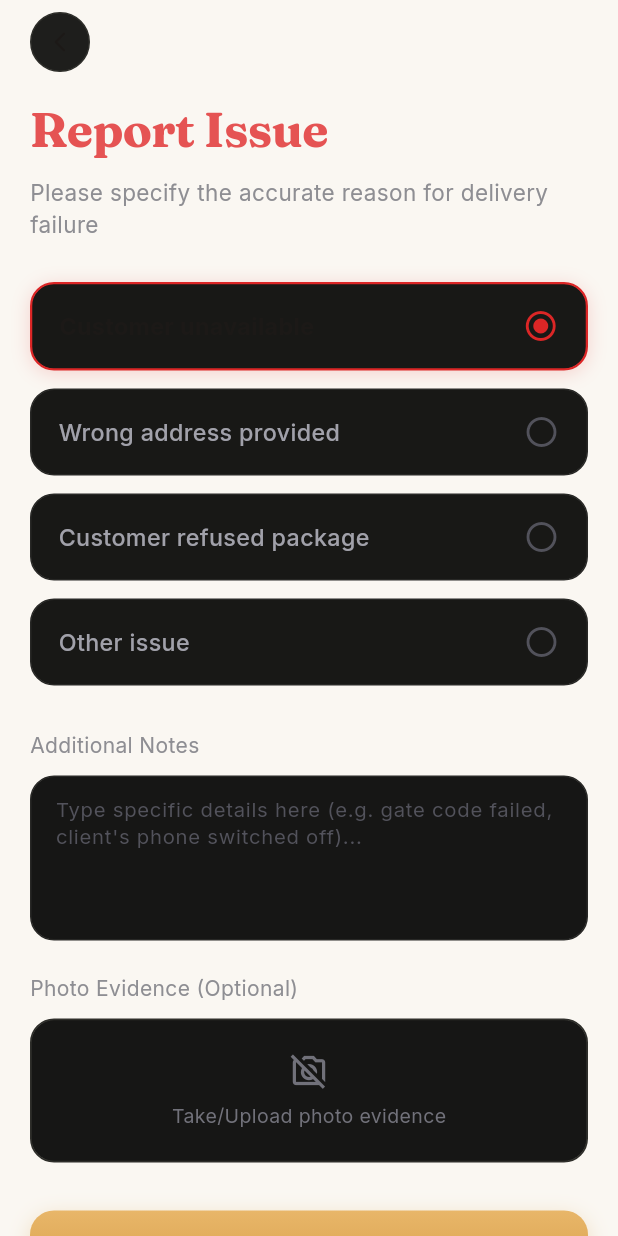
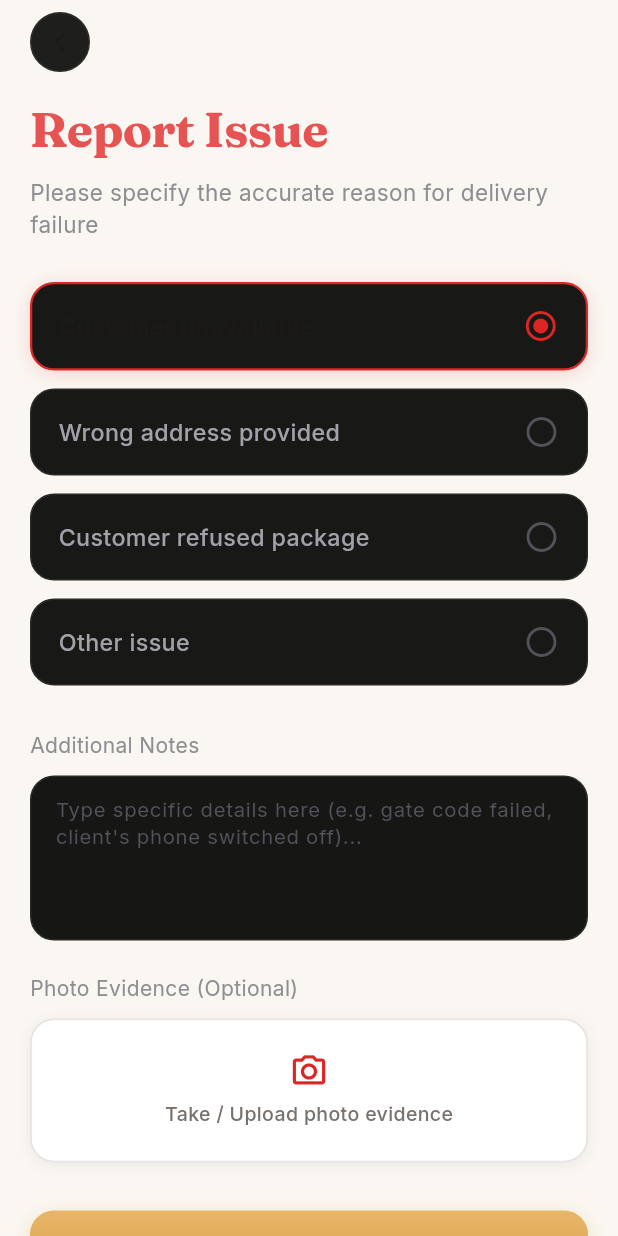
Before and after one commit to prabhasadvmen-maker/eatoggy-partner-app-, a Flutter app: the VerificationProtocolView screen opened directly, after a tap on "Verify & Complete Delivery", after a tap on "Report Issue", on a phone screen of 412 x 824 dp. Run offline on Flutter 3.47's test engine with Material 3 defaults, Android fonts, the phone set to English and light mode, and no system bars; our stand-ins replace equatable, flutter_bloc, go_router, google_fonts, image_picker, sizer; project files that could hold a hidden picture were left out.

Commit message:
feat(deliveries): build verification protocol with OTP digit box and photo proof

```diff
--- a/lib/features/deliveries/presentation/pages/verification_protocol_screen.dart
+++ b/lib/features/deliveries/presentation/pages/verification_protocol_screen.dart
@@ -3,12 +3,14 @@ import 'package:flutter/services.dart';
 import 'package:flutter_bloc/flutter_bloc.dart';
 import 'package:google_fonts/google_fonts.dart';
 import '../../../../core/theme/app_colors.dart';
+import '../../../../core/theme/app_text_styles.dart';
+import '../../../../core/theme/app_spacing.dart';
 import '../../bloc/verification_protocol/verification_protocol_bloc.dart';
 import '../../bloc/verification_protocol/verification_protocol_event.dart';
 import '../../bloc/verification_protocol/verification_protocol_state.dart';
 import '../widgets/otp_digit_box.dart';
 import 'report_delivery_issue_screen.dart';
-import 'delivery_completion_screen.dart';
+import 'cod_payment_screen.dart';
 
 class VerificationProtocolScreen extends StatelessWidget {
   final String orderId;
@@ -46,7 +48,6 @@ class _VerificationProtocolViewState extends State<VerificationProtocolView> {
     _otpController = TextEditingController();
     _focusNode = FocusNode();
 
-    // Trigger initial event so BLoC is in sync with initial value
     WidgetsBinding.instance.addPostFrameCallback((_) {
       if (mounted) {
         context
@@ -70,38 +71,42 @@ class _VerificationProtocolViewState extends State<VerificationProtocolView> {
     }
   }
 
-
   @override
   Widget build(BuildContext context) {
     return BlocConsumer<VerificationProtocolBloc, VerificationProtocolState>(
       listener: (context, state) {
         if (state.status == VerificationStatus.success) {
+          // If COD payment, navigate to CodPaymentScreen, else DeliveryCompletionScreen
           Navigator.pushReplacement(
             context,
             MaterialPageRoute(
-              builder: (_) => DeliveryCompletionScreen(
+              builder: (_) => CodPaymentScreen(
                 orderId: state.protocol.orderId,
+                totalAmount: 847.00,
               ),
             ),
           );
         } else if (state.issueReported != null) {
           ScaffoldMessenger.of(context).showSnackBar(
             SnackBar(
-              backgroundColor: const Color(0xFF2A1C1C),
+              backgroundColor: AppColors.surface,
               content: Row(
                 children: [
-                  const Icon(Icons.info_outline, color: AppColors.cardGoldAccent, size: 20),
+                  const Icon(Icons.info_outline, color: AppColors.primary, size: 20),
                   const SizedBox(width: 10),
                   Expanded(
                     child: Text(
                       'Issue report received: "${state.issueReported}". Fleet support notified.',
-                      style: GoogleFonts.inter(color: AppColors.creamText, fontSize: 13),
+                      style: GoogleFonts.inter(color: AppColors.textPrimary, fontSize: 13),
                     ),
                   ),
                 ],
               ),
               behavior: SnackBarBehavior.floating,
-              shape: RoundedRectangleBorder(borderRadius: BorderRadius.circular(12)),
+              shape: RoundedRectangleBorder(
+                borderRadius: AppRadius.borderMd,
+                side: const BorderSide(color: AppColors.border),
+              ),
             ),
           );
         }
@@ -110,11 +115,11 @@ class _VerificationProtocolViewState extends State<VerificationProtocolView> {
         final entered = state.enteredOtp;
 
         return Scaffold(
-          backgroundColor: AppColors.darkBackground,
+          backgroundColor: AppColors.scaffoldBackground,
           body: SafeArea(
             child: Stack(
               children: [
-                // Off-screen hidden textfield that captures soft keyboard input
+                // Hidden textfield capturing soft keyboard
                 Opacity(
                   opacity: 0.0,
                   child: SizedBox(
@@ -154,16 +159,17 @@ class _VerificationProtocolViewState extends State<VerificationProtocolView> {
                           width: 40,
                           height: 40,
                           decoration: BoxDecoration(
-                            color: const Color(0xFF1E1E1C),
+                            color: AppColors.surface,
                             borderRadius: BorderRadius.circular(20),
                             border: Border.all(
-                              color: const Color(0xFF2E2E2A),
+                              color: AppColors.border,
                               width: 1.0,
                             ),
+                            boxShadow: AppShadows.card,
                           ),
                           child: const Icon(
                             Icons.arrow_back_ios_new_rounded,
-                            color: AppColors.creamText,
+                            color: AppColors.textPrimary,
                             size: 16,
                           ),
                         ),
@@ -174,27 +180,25 @@ class _VerificationProtocolViewState extends State<VerificationProtocolView> {
                       Text(
                         state.protocol.title,
                         style: GoogleFonts.fraunces(
-                          color: AppColors.creamText,
-                          fontSize: 30,
+                          color: AppColors.textPrimary,
+                          fontSize: 28,
                           fontWeight: FontWeight.w700,
                           letterSpacing: -0.5,
                         ),
                       ),
                       const SizedBox(height: 8),
 
-                      // Subtitle: "Enter the secure code shared by the customer"
+                      // Subtitle
                       Text(
                         state.protocol.subtitle,
-                        style: GoogleFonts.inter(
-                          color: AppColors.textSecondaryDark,
-                          fontSize: 15,
-                          fontWeight: FontWeight.w400,
-                          height: 1.35,
+                        style: AppTextStyles.bodyMedium.copyWith(
+                          color: AppColors.textSecondary,
+                          fontSize: 14.5,
                         ),
                       ),
                       const SizedBox(height: 36),
 
-                      // 4 Large OTP Digit Boxes Row (matching screenshot)
+                      // 4 Large OTP Digit Boxes Row matching d10-delivery-otp.svg
                       Row(
                         mainAxisAlignment: MainAxisAlignment.spaceBetween,
                         children: List.generate(4, (index) {
@@ -231,74 +235,59 @@ class _VerificationProtocolViewState extends State<VerificationProtocolView> {
 
                       const SizedBox(height: 24),
 
-                      // Helper text: "OTP was sent to customer's registered smartphone app."
+                      // Helper text
                       Center(
                         child: Text(
                           state.protocol.infoText,
                           textAlign: TextAlign.center,
-                          style: GoogleFonts.inter(
-                            color: AppColors.textMutedDark,
+                          style: AppTextStyles.caption.copyWith(
+                            color: AppColors.textSecondary,
                             fontSize: 13,
-                            fontWeight: FontWeight.w400,
                           ),
                         ),
                       ),
                       const SizedBox(height: 48),
 
-                      // CTA Button: "Verify & Complete Delivery" (Gold Button)
-                      InkWell(
-                        onTap: state.status == VerificationStatus.verifying
+                      // CTA Button: "Verify & Complete Delivery" (Crimson Button)
+                      SizedBox(
+                        width: double.infinity,
+                        height: 54,
+                        child: ElevatedButton(
+                          onPressed: state.status == VerificationStatus.verifying
                               ? null
                               : () {
                                   context
                                       .read<VerificationProtocolBloc>()
                                       .add(const SubmitVerificationEvent());
                                 },
-                        borderRadius: BorderRadius.circular(16),
-                        child: Container(
-                          width: double.infinity,
-                          height: 56,
-                          decoration: BoxDecoration(
-                            gradient: const LinearGradient(
-                              colors: [
-                                Color(0xFFE8B669),
-                                Color(0xFFD69C45),
-                              ],
-                              begin: Alignment.topCenter,
-                              end: Alignment.bottomCenter,
+                          style: ElevatedButton.styleFrom(
+                            backgroundColor: AppColors.primary,
+                            foregroundColor: Colors.white,
+                            elevation: 0,
+                            shape: const RoundedRectangleBorder(
+                              borderRadius: AppRadius.borderLg,
                             ),
-                            borderRadius: BorderRadius.circular(16),
-                            boxShadow: [
-                              BoxShadow(
-                                color: const Color(0xFFD69C45).withValues(alpha: 0.3),
-                                blurRadius: 12,
-                                offset: const Offset(0, 4),
                           ),
-                            ],
-                          ),
-                          child: Center(
                           child: state.status == VerificationStatus.verifying
                               ? const SizedBox(
                                   width: 22,
                                   height: 22,
                                   child: CircularProgressIndicator(
                                     strokeWidth: 2.5,
-                                      color: Color(0xFF11110F),
+                                    color: Colors.white,
                                   ),
                                 )
                               : Text(
                                   'Verify & Complete Delivery',
                                   style: GoogleFonts.inter(
-                                      color: const Color(0xFF11110F),
-                                      fontSize: 16,
+                                    fontSize: 15.5,
                                     fontWeight: FontWeight.w700,
                                     letterSpacing: 0.1,
                                   ),
                                 ),
                         ),
                       ),
-                      ),
-                      const SizedBox(height: 22),
+                      const SizedBox(height: 16),
 
                       // Red link: "Report Issue"
                       Center(
@@ -318,24 +307,17 @@ class _VerificationProtocolViewState extends State<VerificationProtocolView> {
                                   .add(ReportDeliveryIssueEvent(reason));
                             }
                           },
-                          style: TextButton.styleFrom(
-                            foregroundColor: AppColors.error,
-                            padding: const EdgeInsets.symmetric(
-                              horizontal: 16,
-                              vertical: 8,
-                            ),
-                          ),
                           child: Text(
                             'Report Issue',
                             style: GoogleFonts.inter(
                               color: AppColors.error,
-                              fontSize: 14.5,
+                              fontSize: 14,
                               fontWeight: FontWeight.w600,
                             ),
                           ),
                         ),
                       ),
-                      const SizedBox(height: 32),
+                      const SizedBox(height: 24),
                     ],
                   ),
                 ),
--- a/lib/features/deliveries/presentation/widgets/otp_digit_box.dart
+++ b/lib/features/deliveries/presentation/widgets/otp_digit_box.dart
@@ -1,6 +1,7 @@
 import 'package:flutter/material.dart';
 import 'package:google_fonts/google_fonts.dart';
 import '../../../../core/theme/app_colors.dart';
+import '../../../../core/theme/app_spacing.dart';
 
 class OtpDigitBox extends StatelessWidget {
   final String digit;
@@ -18,50 +19,45 @@ class OtpDigitBox extends StatelessWidget {
 
   @override
   Widget build(BuildContext context) {
-    // Exact visual matching with reference UI:
-    // When filled: dark rounded box with subtle dark border and bold cream digit
-    // When focused or waiting for input: highlighted with elegant gold border and dash '-'
     final bool showDash = !isFilled;
 
     return GestureDetector(
       onTap: onTap,
       child: AnimatedContainer(
         duration: const Duration(milliseconds: 200),
-        width: 72,
-        height: 76,
+        width: 68,
+        height: 72,
         decoration: BoxDecoration(
-          color: const Color(0xFF1C1C1A),
-          borderRadius: BorderRadius.circular(18),
+          color: AppColors.surface,
+          borderRadius: AppRadius.borderLg,
           border: Border.all(
             color: isFocused
-                ? AppColors.cardGoldAccent
-                : (isFilled
-                    ? const Color(0xFF2E2E2A)
-                    : AppColors.cardGoldAccent.withValues(alpha: 0.7)),
-            width: isFocused ? 2.0 : 1.4,
+                ? AppColors.primary
+                : (isFilled ? AppColors.textPrimary : AppColors.border),
+            width: isFocused ? 2.0 : 1.2,
           ),
           boxShadow: isFocused
               ? [
                   BoxShadow(
-                    color: AppColors.cardGoldAccent.withValues(alpha: 0.25),
-                    blurRadius: 12,
+                    color: AppColors.primary.withValues(alpha: 0.15),
+                    blurRadius: 10,
                     offset: const Offset(0, 3),
                   ),
                 ]
-              : null,
+              : AppShadows.card,
         ),
         alignment: Alignment.center,
         child: Text(
           showDash ? '—' : digit,
           style: showDash
               ? GoogleFonts.inter(
-                  color: AppColors.cardGoldAccent.withValues(alpha: 0.6),
-                  fontSize: 26,
+                  color: AppColors.textPlaceholder,
+                  fontSize: 24,
                   fontWeight: FontWeight.w400,
                 )
               : GoogleFonts.fraunces(
-                  color: AppColors.creamText,
-                  fontSize: 32,
+                  color: AppColors.textPrimary,
+                  fontSize: 30,
                   fontWeight: FontWeight.w700,
                 ),
         ),
--- a/lib/features/deliveries/presentation/widgets/photo_evidence_box.dart
+++ b/lib/features/deliveries/presentation/widgets/photo_evidence_box.dart
@@ -3,6 +3,7 @@ import 'package:flutter/material.dart';
 import 'package:google_fonts/google_fonts.dart';
 import 'package:image_picker/image_picker.dart';
 import '../../../../core/theme/app_colors.dart';
+import '../../../../core/theme/app_spacing.dart';
 
 class PhotoEvidenceBox extends StatelessWidget {
   final String? imagePath;
@@ -28,10 +29,10 @@ class PhotoEvidenceBox extends StatelessWidget {
       if (context.mounted) {
         ScaffoldMessenger.of(context).showSnackBar(
           SnackBar(
-            backgroundColor: const Color(0xFF2E2020),
+            backgroundColor: AppColors.surface,
             content: Text(
               'Could not access ${source == ImageSource.camera ? 'camera' : 'gallery'}: $e',
-              style: GoogleFonts.inter(color: AppColors.creamText, fontSize: 13),
+              style: GoogleFonts.inter(color: AppColors.textPrimary, fontSize: 13),
             ),
           ),
         );
@@ -42,10 +43,10 @@ class PhotoEvidenceBox extends StatelessWidget {
   void _showImageSourcePicker(BuildContext context) {
     showModalBottomSheet(
       context: context,
-      backgroundColor: const Color(0xFF1C1C1A),
+      backgroundColor: AppColors.surface,
       shape: const RoundedRectangleBorder(
         borderRadius: BorderRadius.vertical(top: Radius.circular(20)),
-        side: BorderSide(color: Color(0xFF2E2E2A)),
+        side: BorderSide(color: AppColors.border),
       ),
       builder: (sheetContext) => SafeArea(
         child: Padding(
@@ -56,23 +57,23 @@ class PhotoEvidenceBox extends StatelessWidget {
               Text(
                 'Attach Photo Evidence',
                 style: GoogleFonts.fraunces(
-                  color: AppColors.creamText,
+                  color: AppColors.textPrimary,
                   fontSize: 18,
                   fontWeight: FontWeight.w700,
                 ),
               ),
               const SizedBox(height: 16),
               ListTile(
-                leading: const Icon(Icons.camera_alt_rounded, color: AppColors.cardGoldAccent),
-                title: Text('Take Photo with Camera', style: GoogleFonts.inter(color: Colors.white)),
+                leading: const Icon(Icons.camera_alt_rounded, color: AppColors.primary),
+                title: Text('Take Photo with Camera', style: GoogleFonts.inter(color: AppColors.textPrimary)),
                 onTap: () {
                   Navigator.pop(sheetContext);
                   _pickImage(context, ImageSource.camera);
                 },
               ),
               ListTile(
-                leading: const Icon(Icons.photo_library_rounded, color: AppColors.cardGoldAccent),
-                title: Text('Choose from Gallery', style: GoogleFonts.inter(color: Colors.white)),
+                leading: const Icon(Icons.photo_library_rounded, color: AppColors.primary),
+                title: Text('Choose from Gallery', style: GoogleFonts.inter(color: AppColors.textPrimary)),
                 onTap: () {
                   Navigator.pop(sheetContext);
                   _pickImage(context, ImageSource.gallery);
@@ -92,14 +93,13 @@ class PhotoEvidenceBox extends StatelessWidget {
         height: 120,
         width: double.infinity,
         decoration: BoxDecoration(
-          color: const Color(0xFF181816),
-          borderRadius: BorderRadius.circular(16),
-          border: Border.all(color: AppColors.cardGoldAccent, width: 1.2),
+          color: AppColors.surface,
+          borderRadius: AppRadius.borderLg,
+          border: Border.all(color: AppColors.primary, width: 1.5),
         ),
         clipBehavior: Clip.antiAlias,
         child: Stack(
           children: [
-            // Image Preview (tapping allows re-uploading directly)
             Positioned.fill(
               child: GestureDetector(
                 behavior: HitTestBehavior.opaque,
@@ -108,16 +108,16 @@ class PhotoEvidenceBox extends StatelessWidget {
                   File(imagePath!),
                   fit: BoxFit.cover,
                   errorBuilder: (context, error, stackTrace) => Container(
-                    color: const Color(0xFF222220),
+                    color: AppColors.surfaceSubtle,
                     alignment: Alignment.center,
                     child: Column(
                       mainAxisAlignment: MainAxisAlignment.center,
                       children: [
-                        const Icon(Icons.broken_image, color: Colors.white54, size: 28),
+                        const Icon(Icons.broken_image, color: AppColors.textSecondary, size: 28),
                         const SizedBox(height: 4),
                         Text(
                           'Tap to re-upload',
-                          style: GoogleFonts.inter(color: Colors.white70, fontSize: 12),
+                          style: GoogleFonts.inter(color: AppColors.textSecondary, fontSize: 12),
                         ),
                       ],
                     ),
@@ -125,8 +125,6 @@ class PhotoEvidenceBox extends StatelessWidget {
                 ),
               ),
             ),
-
-            // Bottom bar: Tap to change / re-upload
             Positioned(
               left: 0,
               right: 0,
@@ -140,12 +138,12 @@ class PhotoEvidenceBox extends StatelessWidget {
                   child: Row(
                     mainAxisAlignment: MainAxisAlignment.center,
                     children: [
-                      const Icon(Icons.camera_alt_rounded, color: AppColors.cardGoldAccent, size: 14),
+                      const Icon(Icons.camera_alt_rounded, color: Colors.white, size: 14),
                       const SizedBox(width: 6),
                       Text(
                         'Tap to change / re-upload photo',
                         style: GoogleFonts.inter(
-                          color: AppColors.creamText,
+                          color: Colors.white,
                           fontSize: 12,
                           fontWeight: FontWeight.w600,
                         ),
@@ -155,8 +153,6 @@ class PhotoEvidenceBox extends StatelessWidget {
                 ),
               ),
             ),
-
-            // Top-right Red Cross button to remove photo
             Positioned(
               top: 6,
               right: 6,
@@ -166,21 +162,17 @@ class PhotoEvidenceBox extends StatelessWidget {
                   onImageSelected(null);
                 },
                 child: Container(
-                  width: 36,
-                  height: 36,
+                  width: 34,
+                  height: 34,
                   decoration: BoxDecoration(
-                    color: Colors.black.withValues(alpha: 0.8),
+                    color: Colors.black.withValues(alpha: 0.7),
                     shape: BoxShape.circle,
-                    border: Border.all(
-                      color: const Color(0xFF444440),
-                      width: 1.0,
-                    ),
                   ),
                   child: const Center(
                     child: Icon(
                       Icons.close,
-                      color: AppColors.error,
-                      size: 20,
+                      color: Colors.white,
+                      size: 18,
                     ),
                   ),
                 ),
@@ -193,34 +185,34 @@ class PhotoEvidenceBox extends StatelessWidget {
 
     return InkWell(
       onTap: () => _showImageSourcePicker(context),
-      borderRadius: BorderRadius.circular(16),
+      borderRadius: AppRadius.borderLg,
       child: Container(
         height: 96,
         width: double.infinity,
         decoration: BoxDecoration(
-          color: const Color(0xFF161615),
-          borderRadius: BorderRadius.circular(16),
+          color: AppColors.surface,
+          borderRadius: AppRadius.borderLg,
           border: Border.all(
-            color: const Color(0xFF2E2E2A),
-            style: BorderStyle.solid,
+            color: AppColors.border,
             width: 1.2,
           ),
+          boxShadow: AppShadows.card,
         ),
         child: Column(
           mainAxisAlignment: MainAxisAlignment.center,
           children: [
             const Icon(
-              Icons.no_photography_outlined,
-              color: Color(0xFF71717A),
+              Icons.camera_alt_outlined,
+              color: AppColors.primary,
               size: 26,
             ),
-            const SizedBox(height: 8),
+            const SizedBox(height: 6),
             Text(
-              'Take/Upload photo evidence',
+              'Take / Upload photo evidence',
               style: GoogleFonts.inter(
-                color: const Color(0xFF71717A),
+                color: AppColors.textSecondary,
                 fontSize: 13,
-                fontWeight: FontWeight.w400,
+                fontWeight: FontWeight.w500,
               ),
             ),
           ],
```
Lines whose indentation alone changed are shown as unchanged.
